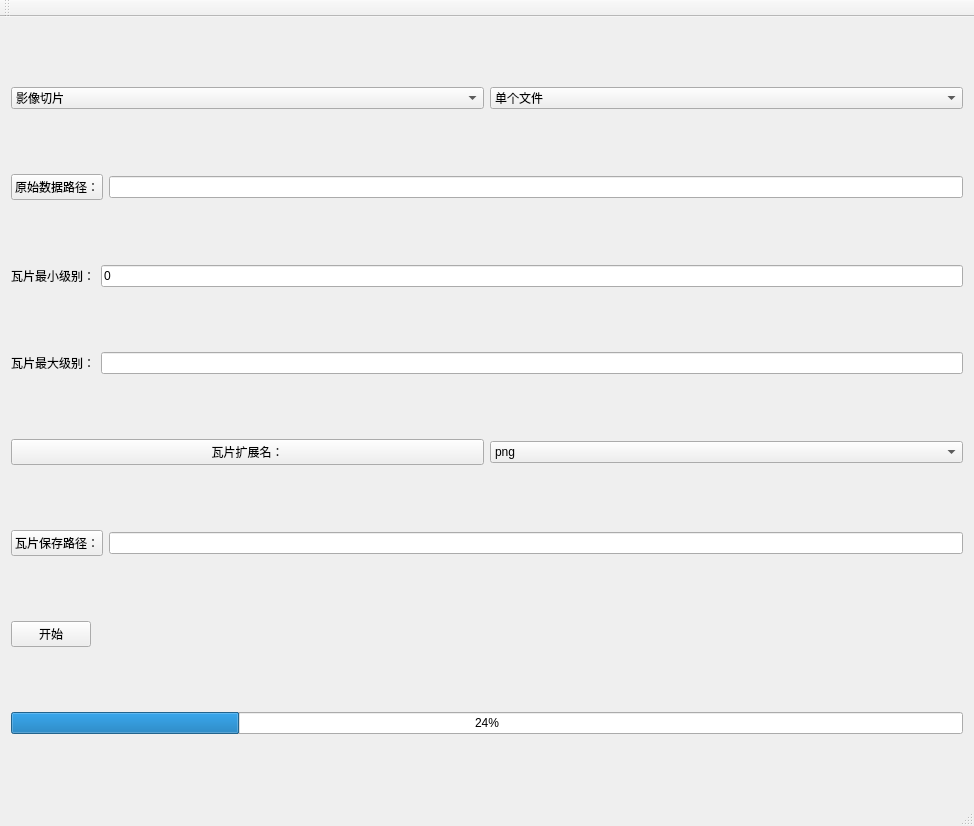
Old version of the form TileCreator/tilecreator.ui in the repository gaoyunjun/TileCreator.
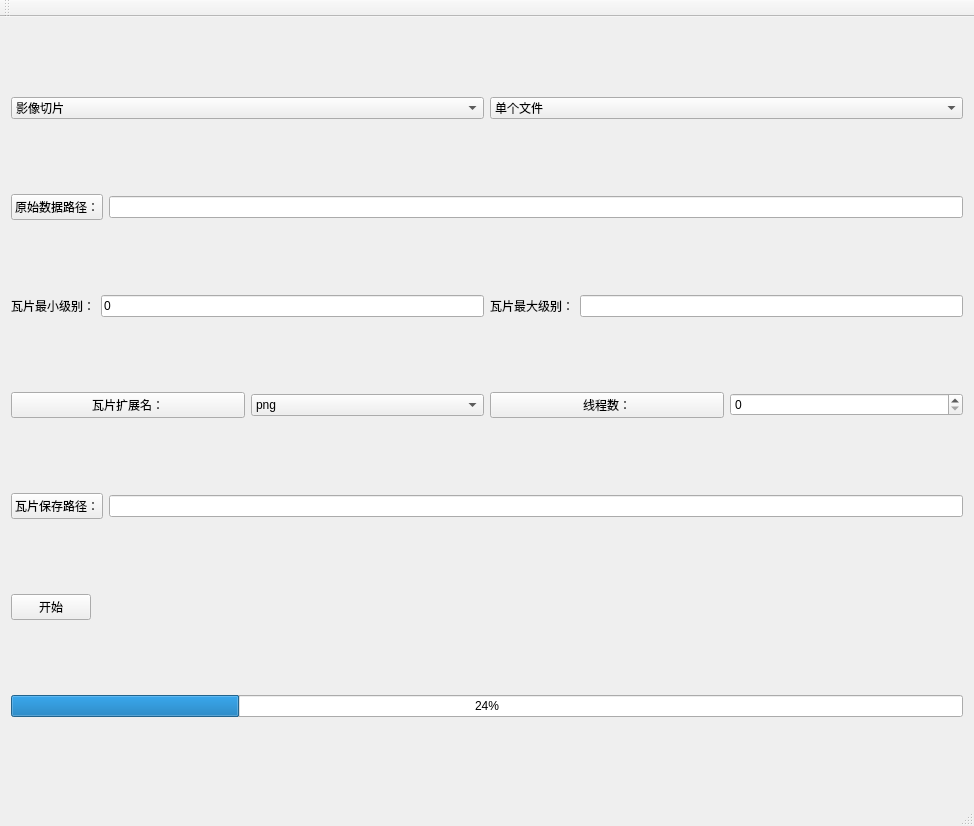
New version of the form.

Commit message: 影像切割添加多线程

Patch:
```diff
--- a/TileCreator/tilecreator.ui
+++ b/TileCreator/tilecreator.ui
@@ -85,10 +85,6 @@
         </property>
        </widget>
       </item>
-     </layout>
-    </item>
-    <item row="3" column="0">
-     <layout class="QHBoxLayout" name="horizontalLayout_4">
       <item>
        <widget class="QLabel" name="label_3">
         <property name="text">
@@ -101,8 +97,8 @@
       </item>
      </layout>
     </item>
-    <item row="4" column="0">
-     <layout class="QHBoxLayout" name="horizontalLayout_7">
+    <item row="3" column="0">
+     <layout class="QHBoxLayout" name="horizontalLayout_4">
       <item>
        <widget class="QPushButton" name="ptnobj_2">
         <property name="text">
@@ -129,9 +125,23 @@
         </item>
        </widget>
       </item>
+      <item>
+       <widget class="QPushButton" name="pushButton">
+        <property name="text">
+         <string>线程数：</string>
+        </property>
+       </widget>
+      </item>
+      <item>
+       <widget class="QSpinBox" name="spinBox">
+        <property name="maximum">
+         <number>20</number>
+        </property>
+       </widget>
+      </item>
      </layout>
     </item>
-    <item row="5" column="0">
+    <item row="4" column="0">
      <layout class="QHBoxLayout" name="horizontalLayout_5">
       <item>
        <widget class="QPushButton" name="ptnobj">
@@ -145,7 +155,7 @@
       </item>
      </layout>
     </item>
-    <item row="6" column="0">
+    <item row="5" column="0">
      <layout class="QHBoxLayout" name="horizontalLayout_6">
       <item>
        <widget class="QPushButton" name="ptnbegin">
@@ -169,7 +179,7 @@
       </item>
      </layout>
     </item>
-    <item row="7" column="0">
+    <item row="6" column="0">
      <widget class="QProgressBar" name="progressBar">
       <property name="value">
        <number>24</number>
```
The commit also changes 2 other files.
